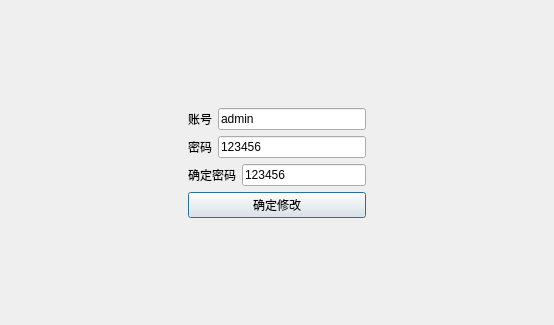
AlfredYin/LocalMonitoring, file View/02_Login/changepwddialog.ui: the form before one commit.
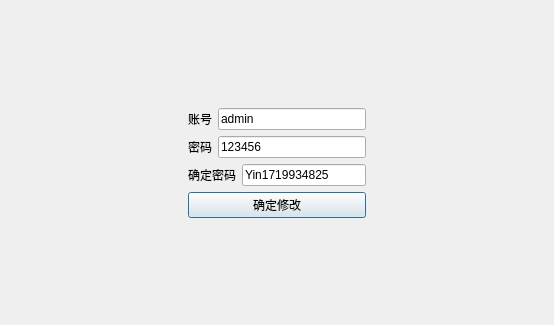
The form after the commit.

Patch:
```diff
--- a/View/02_Login/changepwddialog.ui
+++ b/View/02_Login/changepwddialog.ui
@@ -123,7 +123,7 @@
        <item>
         <widget class="QLineEdit" name="lineEdit_PassWordConfirm">
          <property name="text">
-          <string>123456</string>
+          <string>Yin1719934825</string>
          </property>
         </widget>
        </item>
```
